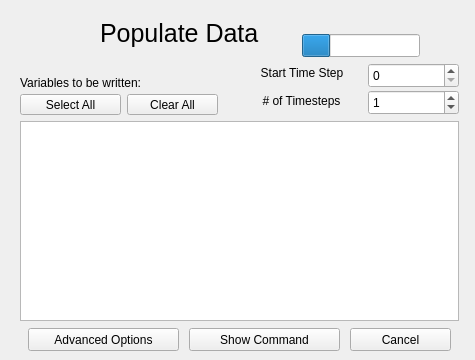
Qt form apps/vdcwizard/ui/Page4.ui (yyr/vapor) before a commit.
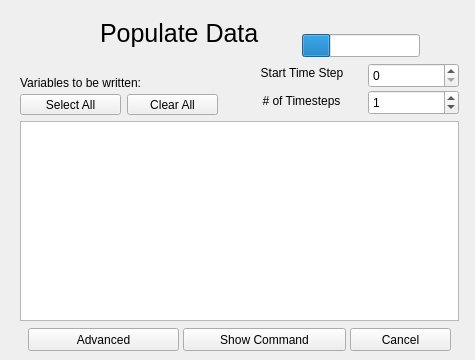
The same form after that commit.

Diff of the .ui file:
```diff
--- a/apps/vdcwizard/ui/Page4.ui
+++ b/apps/vdcwizard/ui/Page4.ui
@@ -132,7 +132,7 @@
     </rect>
    </property>
    <property name="text">
-    <string>Advanced Options</string>
+    <string>Advanced</string>
    </property>
   </widget>
   <widget class="QPushButton" name="clearAllButton">
@@ -235,9 +235,9 @@
   <widget class="QPushButton" name="showCommandButton">
    <property name="geometry">
     <rect>
-     <x>189</x>
+     <x>183</x>
      <y>328</y>
-     <width>151</width>
+     <width>163</width>
      <height>23</height>
     </rect>
    </property>
```
